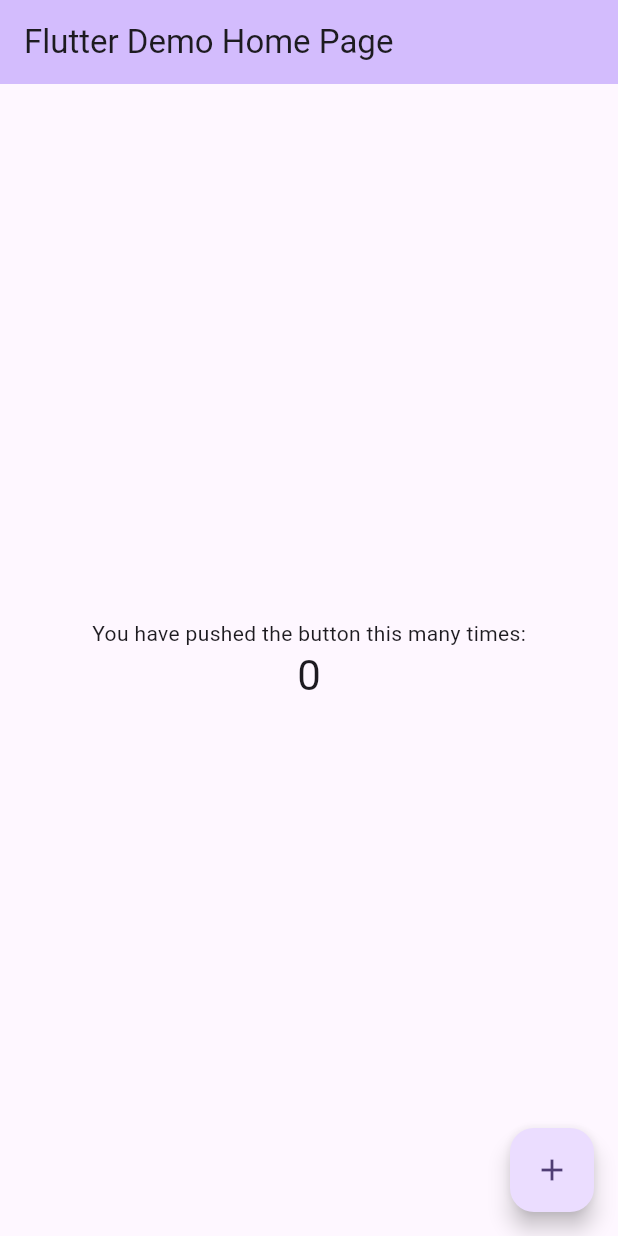
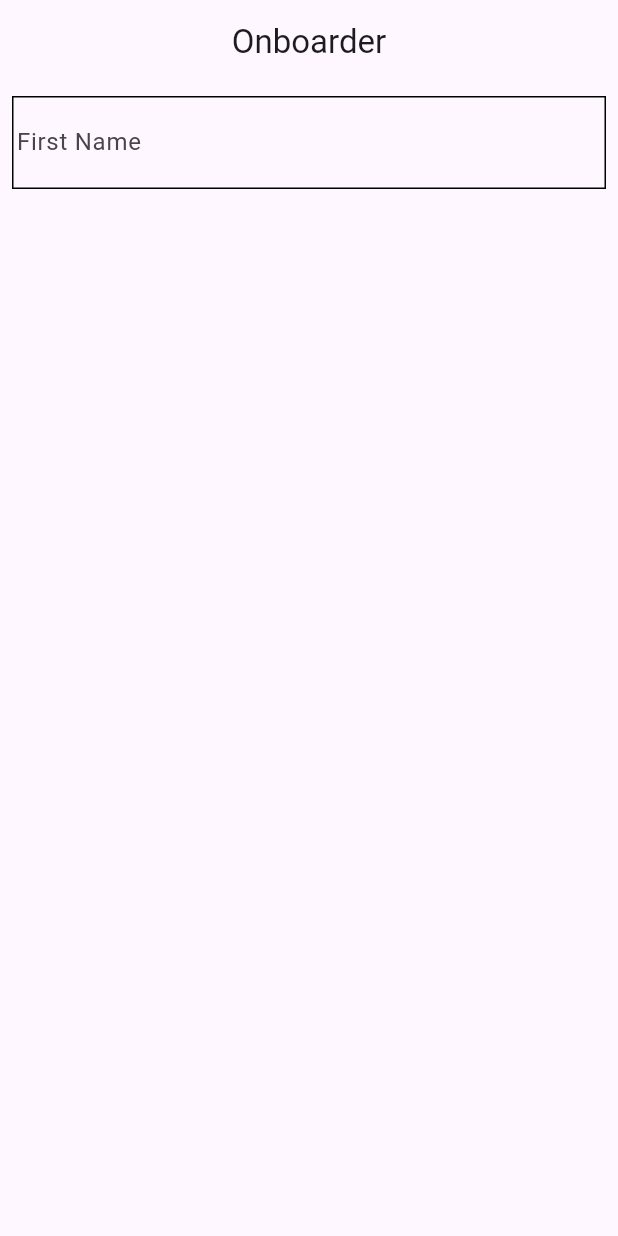
Before and after one commit to MichelAtieno/637_Hackathon, a Flutter app: the screen it shows after launch, on a phone screen of 412 x 824 dp. Run offline on Flutter 3.47's test engine with Material 3 defaults, Android fonts, the phone set to English and light mode, and no system bars; our stand-ins replace dio, file_picker.

Commit message:
This are the components ready for integration

```diff
--- a/hackathon/lib/main.dart
+++ b/hackathon/lib/main.dart
@@ -1,125 +1,12 @@
 import 'package:flutter/material.dart';
+import 'package:hackathon/screens/home_page.dart';
 
 void main() {
-  runApp(const MyApp());
+  runApp(
+    const MaterialApp(
+      title: 'Rafiki',
+      debugShowCheckedModeBanner: false,
+      home: HomePage(),
+    ),
+  );
 }
-
-class MyApp extends StatelessWidget {
-  const MyApp({super.key});
-
-  // This widget is the root of your application.
-  @override
-  Widget build(BuildContext context) {
-    return MaterialApp(
-      title: 'Flutter Demo',
-      theme: ThemeData(
-        // This is the theme of your application.
-        //
-        // TRY THIS: Try running your application with "flutter run". You'll see
-        // the application has a purple toolbar. Then, without quitting the app,
-        // try changing the seedColor in the colorScheme below to Colors.green
-        // and then invoke "hot reload" (save your changes or press the "hot
-        // reload" button in a Flutter-supported IDE, or press "r" if you used
-        // the command line to start the app).
-        //
-        // Notice that the counter didn't reset back to zero; the application
-        // state is not lost during the reload. To reset the state, use hot
-        // restart instead.
-        //
-        // This works for code too, not just values: Most code changes can be
-        // tested with just a hot reload.
-        colorScheme: ColorScheme.fromSeed(seedColor: Colors.deepPurple),
-        useMaterial3: true,
-      ),
-      home: const MyHomePage(title: 'Flutter Demo Home Page'),
-    );
-  }
-}
-
-class MyHomePage extends StatefulWidget {
-  const MyHomePage({super.key, required this.title});
-
-  // This widget is the home page of your application. It is stateful, meaning
-  // that it has a State object (defined below) that contains fields that affect
-  // how it looks.
-
-  // This class is the configuration for the state. It holds the values (in this
-  // case the title) provided by the parent (in this case the App widget) and
-  // used by the build method of the State. Fields in a Widget subclass are
-  // always marked "final".
-
-  final String title;
-
-  @override
-  State<MyHomePage> createState() => _MyHomePageState();
-}
-
-class _MyHomePageState extends State<MyHomePage> {
-  int _counter = 0;
-
-  void _incrementCounter() {
-    setState(() {
-      // This call to setState tells the Flutter framework that something has
-      // changed in this State, which causes it to rerun the build method below
-      // so that the display can reflect the updated values. If we changed
-      // _counter without calling setState(), then the build method would not be
-      // called again, and so nothing would appear to happen.
-      _counter++;
-    });
-  }
-
-  @override
-  Widget build(BuildContext context) {
-    // This method is rerun every time setState is called, for instance as done
-    // by the _incrementCounter method above.
-    //
-    // The Flutter framework has been optimized to make rerunning build methods
-    // fast, so that you can just rebuild anything that needs updating rather
-    // than having to individually change instances of widgets.
-    return Scaffold(
-      appBar: AppBar(
-        // TRY THIS: Try changing the color here to a specific color (to
-        // Colors.amber, perhaps?) and trigger a hot reload to see the AppBar
-        // change color while the other colors stay the same.
-        backgroundColor: Theme.of(context).colorScheme.inversePrimary,
-        // Here we take the value from the MyHomePage object that was created by
-        // the App.build method, and use it to set our appbar title.
-        title: Text(widget.title),
-      ),
-      body: Center(
-        // Center is a layout widget. It takes a single child and positions it
-        // in the middle of the parent.
-        child: Column(
-          // Column is also a layout widget. It takes a list of children and
-          // arranges them vertically. By default, it sizes itself to fit its
-          // children horizontally, and tries to be as tall as its parent.
-          //
-          // Column has various properties to control how it sizes itself and
-          // how it positions its children. Here we use mainAxisAlignment to
-          // center the children vertically; the main axis here is the vertical
-          // axis because Columns are vertical (the cross axis would be
-          // horizontal).
-          //
-          // TRY THIS: Invoke "debug painting" (choose the "Toggle Debug Paint"
-          // action in the IDE, or press "p" in the console), to see the
-          // wireframe for each widget.
-          mainAxisAlignment: MainAxisAlignment.center,
-          children: <Widget>[
-            const Text(
-              'You have pushed the button this many times:',
-            ),
-            Text(
-              '$_counter',
-              style: Theme.of(context).textTheme.headlineMedium,
-            ),
-          ],
-        ),
-      ),
-      floatingActionButton: FloatingActionButton(
-        onPressed: _incrementCounter,
-        tooltip: 'Increment',
-        child: const Icon(Icons.add),
-      ), // This trailing comma makes auto-formatting nicer for build methods.
-    );
-  }
-}
--- /dev/null
+++ b/hackathon/lib/screens/home_page.dart
@@ -0,0 +1,31 @@
+import 'package:flutter/material.dart';
+import 'package:hackathon/widgets/textfield.dart';
+
+class HomePage extends StatefulWidget {
+  const HomePage({Key? key}) : super(key: key);
+
+  @override
+  State<HomePage> createState() => _HomePageState();
+}
+
+class _HomePageState extends State<HomePage> {
+  TextEditingController nameController = TextEditingController();
+  @override
+  Widget build(BuildContext context) {
+    return Scaffold(
+      appBar: AppBar(
+        title: const Text('Onboarder'),
+        centerTitle: true,
+      ),
+      body: Column(
+        children: [
+          CustomTextField(
+            hintText: 'Enter name',
+            label: 'First Name',
+            controller: nameController,
+          ),
+        ],
+      ),
+    );
+  }
+}
--- /dev/null
+++ b/hackathon/lib/widgets/textfield.dart
@@ -0,0 +1,36 @@
+import 'package:flutter/material.dart';
+
+class CustomTextField extends StatelessWidget {
+  final String hintText;
+  final String label;
+  final TextEditingController controller;
+
+  const CustomTextField(
+      {Key? key,
+      required this.hintText,
+      required this.label,
+      required this.controller})
+      : super(key: key);
+
+  @override
+  Widget build(BuildContext context) {
+    return Container(
+      margin: const EdgeInsets.all(8.0),
+      padding: const EdgeInsets.all(2.0),
+      decoration: BoxDecoration(
+        border: Border.all(
+          color: Colors.black,
+        ),
+      ),
+      child: TextFormField(
+        keyboardType: TextInputType.text,
+        controller: controller,
+        decoration: InputDecoration(
+          hintText: hintText,
+          label: Text(label),
+          border: InputBorder.none,
+        ),
+      ),
+    );
+  }
+}
--- a/hackathon/pubspec.yaml
+++ b/hackathon/pubspec.yaml
@@ -35,6 +35,9 @@ dependencies:
   # The following adds the Cupertino Icons font to your application.
   # Use with the CupertinoIcons class for iOS style icons.
   cupertino_icons: ^1.0.2
+  dio: ^5.3.4
+  image_picker: ^1.0.4
+  file_picker: ^6.1.1
 
 dev_dependencies:
   flutter_test:
```
Also changed, not shown: hackathon/lib/widgets/drop_down.dart (added, +52 -0 lines), hackathon/lib/widgets/file_uploader.dart (added, +84 -0 lines), hackathon/lib/widgets/show_dialog.dart (added, +22 -0 lines), hackathon/pubspec.lock, 12 other files.
